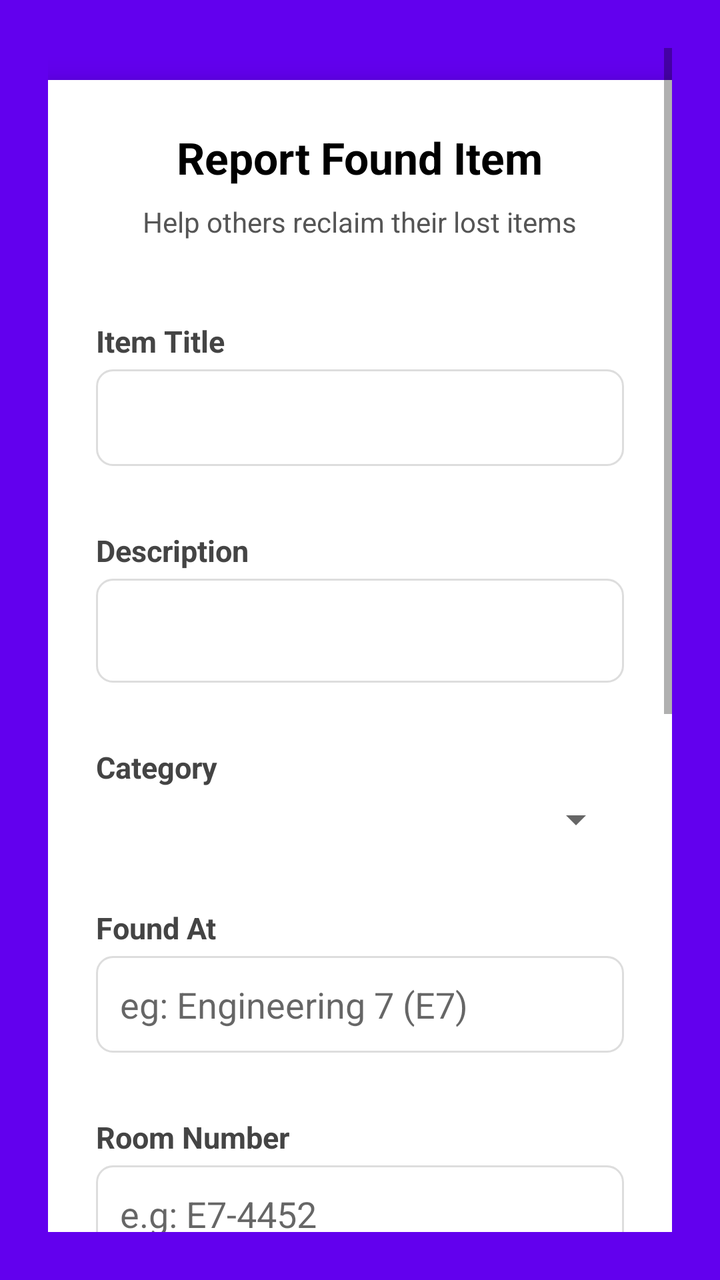
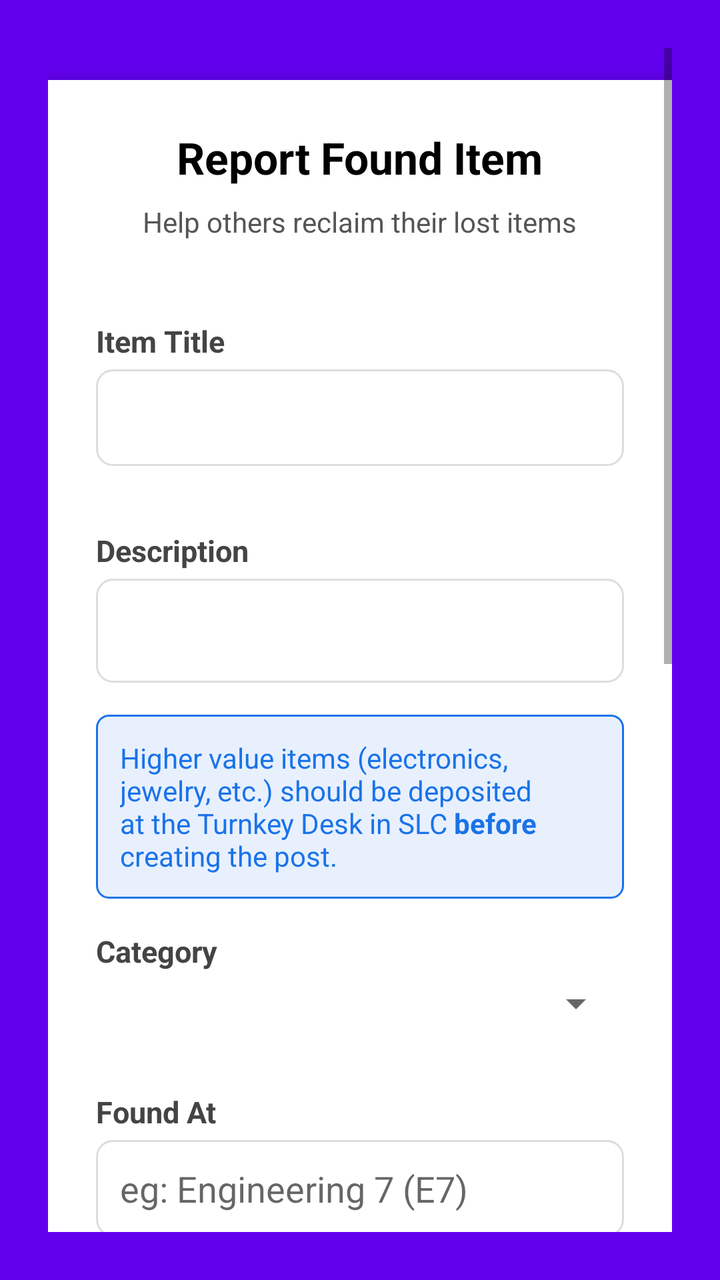

Compare the two renders of this Android layout. The source of the first and the diff that turns it into the second are given below.
<!-- AndroidManifest.xml: application theme Theme.WatUFound -->
<!-- res/layout/fragment_found_form.xml -->
<?xml version="1.0" encoding="utf-8"?>
<ScrollView xmlns:android="http://schemas.android.com/apk/res/android"
    xmlns:tools="http://schemas.android.com/tools"
    android:fitsSystemWindows="true"
    android:layout_width="match_parent"
    android:layout_height="match_parent"
    android:background="@color/purple_500"
    android:padding="24dp">

    <LinearLayout
        android:layout_width="match_parent"
        android:layout_height="wrap_content"
        android:orientation="vertical"
        android:gravity="center_horizontal">

        
        <LinearLayout
            android:layout_width="match_parent"
            android:layout_height="wrap_content"
            android:orientation="vertical"
            android:background="@android:color/white"
            android:elevation="8dp"
            android:padding="24dp"
            android:layout_marginTop="16dp"
            android:layout_marginBottom="24dp"
            android:clipToPadding="false"
            android:layout_gravity="center">

            
            <TextView
                android:layout_width="wrap_content"
                android:layout_height="wrap_content"
                android:text="Report Found Item"
                android:textSize="22sp"
                android:textStyle="bold"
                android:textColor="@android:color/black"
                android:layout_gravity="center_horizontal"
                android:layout_marginBottom="8dp" />

            
            <TextView
                android:layout_width="wrap_content"
                android:layout_height="wrap_content"
                android:text="Help others reclaim their lost items"
                android:textSize="14sp"
                android:textColor="#555555"
                android:layout_gravity="center_horizontal"
                android:layout_marginBottom="24dp" />

            
            <TextView
                style="@style/TextLabel"
                android:text="Item Title" />

            <EditText
                android:id="@+id/itemTitleInput"
                style="@style/InputField" />

            
            <TextView
                style="@style/TextLabel"
                android:text="Description" />

            <EditText
                android:id="@+id/descriptionInput"
                style="@style/InputField"
                android:layout_height="52dp"
                android:gravity="top"
                android:inputType="textMultiLine"
                android:minLines="3" />

            
            <TextView
                style="@style/TextLabel"
                android:text="Category" />

            <Spinner
                android:id="@+id/categorySpinner"
                style="@style/SpinnerField" />

            
            <TextView
                style="@style/TextLabel"
                android:text="Found At" />

            <AutoCompleteTextView
                android:id="@+id/foundAtInput"
                android:layout_width="match_parent"
                android:layout_height="wrap_content"
                android:hint="eg: Engineering 7 (E7)"
                android:inputType="text"
                android:background="@drawable/input_field_background"
                android:padding="12dp"
                android:layout_marginBottom="16dp"
                android:dropDownHeight="200dp"
                android:completionThreshold="1" />

            
            <TextView
                style="@style/TextLabel"
                android:text="Room Number" />

            <EditText
                android:id="@+id/roomNumberInput"
                style="@style/InputField"
                android:hint="e.g: E7-4452"
                android:inputType="text"
                android:layout_marginBottom="16dp" />


            
            <com.google.android.gms.maps.MapView
                android:id="@+id/mapViewPreview"
                android:layout_width="match_parent"
                android:layout_height="200dp"
                android:layout_marginBottom="16dp"
                android:visibility="gone" />

            
            <TextView
                style="@style/TextLabel"
                android:text="Date and Time Found" />

            <EditText
                android:id="@+id/dateTimeInput"
                style="@style/InputField"
                android:focusable="false"
                android:clickable="true"
                android:inputType="none" />


            
            <ImageView
                android:id="@+id/imagePreview"
                android:layout_width="120dp"
                android:layout_height="120dp"
                android:layout_gravity="center_horizontal"
                android:layout_marginTop="16dp"
                android:layout_marginBottom="8dp"
                android:scaleType="centerCrop"
                android:src="@drawable/ic_launcher_foreground"
                android:background="@drawable/rounded_card_background"
                android:contentDescription="Image preview" />

            
            <Button
                android:id="@+id/buttonSelectImage"
                android:layout_width="wrap_content"
                android:layout_height="wrap_content"
                android:text="Upload Image"
                android:layout_gravity="center_horizontal"
                android:layout_marginBottom="16dp" />

            
            <LinearLayout
                android:layout_width="match_parent"
                android:layout_height="wrap_content"
                android:orientation="horizontal"
                android:gravity="center_vertical"
                android:layout_marginTop="16dp"
                android:layout_marginBottom="8dp">
                <Switch
                    android:id="@+id/switch_anonymous"
                    android:layout_width="wrap_content"
                    android:layout_height="wrap_content"
                    android:text=""
                    android:layout_marginEnd="12dp" />
                <TextView
                    style="@style/TextLabel"
                    android:text="Post anonymously"
                    android:layout_marginTop="0dp"
                    android:layout_marginBottom="0dp" />
            </LinearLayout>

            
            <Button
                android:id="@+id/submitButton"
                android:layout_width="match_parent"
                android:layout_height="wrap_content"
                android:text="Post Found Item"
                android:backgroundTint="@color/purple_500"
                android:textColor="@android:color/white"
                android:textAllCaps="false"
                android:layout_marginTop="24dp"
                android:padding="12dp" />
        </LinearLayout>
    </LinearLayout>
</ScrollView>
<!-- resources referenced by this layout -->
<resources>
  <color name="purple_500">#FF6200EE</color>
  <!-- drawable input_field_background (drawable) -->
  <?xml version="1.0" encoding="utf-8"?>
  <shape xmlns:android="http://schemas.android.com/apk/res/android"
      android:shape="rectangle">
  
      <solid android:color="@android:color/white" />
  
      <stroke
          android:width="1dp"
          android:color="#DDDDDD" />
  
      <corners android:radius="8dp" />
  </shape>
  <!-- drawable rounded_card_background (drawable) -->
  <?xml version="1.0" encoding="utf-8"?>
  <shape xmlns:android="http://schemas.android.com/apk/res/android"
      android:shape="rectangle">
      <solid android:color="#F8F9FA" />
      <corners android:radius="12dp" />
  </shape>
  <style name="InputField">
          <item name="android:layout_width">match_parent</item>
          <item name="android:layout_height">wrap_content</item>
          <item name="android:background">@drawable/input_field_background</item>
          <item name="android:padding">12dp</item>
          <item name="android:layout_marginBottom">16dp</item>
      </style>
  <style name="SpinnerField">
          <item name="android:layout_width">match_parent</item>
          <item name="android:layout_height">wrap_content</item>
          <item name="android:layout_marginBottom">16dp</item>
      </style>
  <style name="TextLabel">
          <item name="android:layout_width">match_parent</item>
          <item name="android:layout_height">wrap_content</item>
          <item name="android:textSize">15sp</item>
          <item name="android:textColor">#444444</item>
          <item name="android:textStyle">bold</item>
          <item name="android:layout_marginTop">16dp</item>
          <item name="android:layout_marginBottom">4dp</item>
      </style>
  <style name="Theme.WatUFound" parent="Theme.MaterialComponents.DayNight.NoActionBar">
          
          <item name="colorPrimary">@color/purple_500</item>
          <item name="colorPrimaryVariant">@color/purple_700</item>
          <item name="colorOnPrimary">@color/white</item>
          
          <item name="colorSecondary">@color/teal_200</item>
          <item name="colorSecondaryVariant">@color/teal_700</item>
          <item name="colorOnSecondary">@color/black</item>
          
          <item name="android:statusBarColor">?attr/colorPrimaryVariant</item>
          
      </style>
  <color name="purple_700">#FF3700B3</color>
  <color name="white">#FFFFFFFF</color>
  <color name="teal_200">#FF03DAC5</color>
  <color name="teal_700">#FF018786</color>
  <color name="black">#FF000000</color>
  <!-- unchanged entries left out for length: 1 -->
</resources>

<!-- the commit's change to res/layout/fragment_found_form.xml (unified diff, before → after) -->
@@ -68,7 +68,16 @@
                 android:gravity="top"
                 android:inputType="textMultiLine"
                 android:minLines="3" />
-
+            <TextView
+                android:id="@+id/noticeMessage"
+                android:layout_width="match_parent"
+                android:layout_height="wrap_content"
+                android:background="@drawable/notice_background"
+                android:autoLink="web"
+                android:text="@string/notice_high_value_item_deposition"
+                android:textColor="@color/blue"
+                android:padding="12dp"
+                android:textSize="14sp"/>
             
             <TextView
                 style="@style/TextLabel"
<!-- resource entries referenced after the edit -->
@@ -1,5 +1,6 @@
 <!-- resources referenced by this layout -->
 <resources>
+  <color name="blue">#1A73E8</color>
   <color name="purple_500">#FF6200EE</color>
   <!-- drawable input_field_background (drawable) -->
   <?xml version="1.0" encoding="utf-8"?>
@@ -14,6 +15,13 @@
   
       <corners android:radius="8dp" />
   </shape>
+  <!-- drawable notice_background (drawable) -->
+  <?xml version="1.0" encoding="utf-8"?>
+  <shape xmlns:android="http://schemas.android.com/apk/res/android">
+      <solid android:color="#E8F0FE" /> 
+      <stroke android:width="1dp" android:color="#1A73E8"/> 
+      <corners android:radius="6dp"/>
+  </shape>
   <!-- drawable rounded_card_background (drawable) -->
   <?xml version="1.0" encoding="utf-8"?>
   <shape xmlns:android="http://schemas.android.com/apk/res/android"
@@ -21,6 +29,7 @@
       <solid android:color="#F8F9FA" />
       <corners android:radius="12dp" />
   </shape>
+  <string name="notice_high_value_item_deposition">Higher value items (electronics, jewelry, etc.) should be deposited at the Turnkey Desk in SLC <b>before</b> creating the post.</string>
   <style name="InputField">
           <item name="android:layout_width">match_parent</item>
           <item name="android:layout_height">wrap_content</item>
